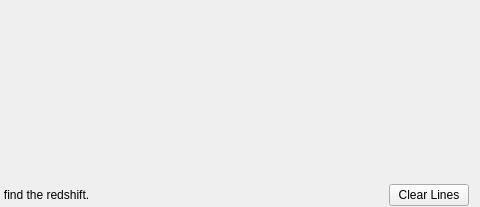
radio-astro/casa, file code/display/QtPlotter/LineOverlaysTab.ui: the form before one commit; both pictures show x 358 to 838 and y 0 to 207 of the 838 by 207 pixel window.
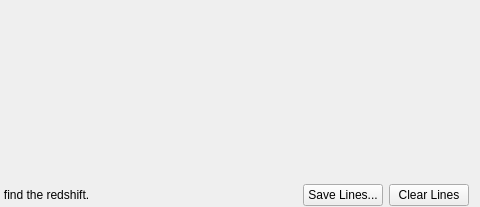
The form after the commit.

Commit message: Viewer/Profiler Work: o CTRL+click in the spectral browser should move all cubes to the channel   nearest the defined x-axis value. o The ability to drag-CTRL-click to 'movie' the viewer from the spectral   window. o Ability to save molecular line identifications to a text file. o Names of the images should be displayed by default. o Separate the channel scroll bar from the data set scroll bar as opposed   to toggling with blink.

Patch:
```diff
--- a/code/display/QtPlotter/LineOverlaysTab.ui
+++ b/code/display/QtPlotter/LineOverlaysTab.ui
@@ -71,6 +71,13 @@
        </property>
       </spacer>
      </item>
+     <item>
+      <widget class="QPushButton" name="saveLinesButton">
+       <property name="text">
+        <string>Save Lines...</string>
+       </property>
+      </widget>
+     </item>
      <item>
       <widget class="QPushButton" name="clearLinesButton">
        <property name="text">
```
The commit also changes 38 other files.
